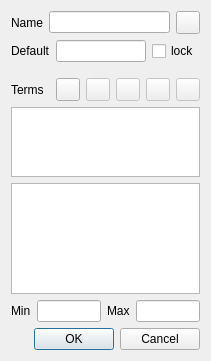
Before: the Qt Designer form qtfuzzylite/ui/Variable.ui in fuzzylite/fuzzylite, drawn with Qt 5.
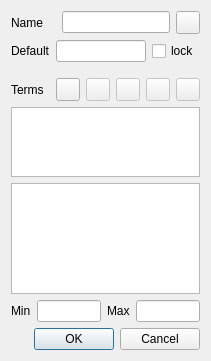
After: the same form once the commit is applied. Icons and pictures are not drawn. Custom widgets are drawn as their Qt base class.

Commit message: Fixed qt::Variable size

```diff
--- a/qtfuzzylite/ui/Variable.ui
+++ b/qtfuzzylite/ui/Variable.ui
@@ -19,6 +19,18 @@
     <verstretch>0</verstretch>
    </sizepolicy>
   </property>
+  <property name="minimumSize">
+   <size>
+    <width>211</width>
+    <height>361</height>
+   </size>
+  </property>
+  <property name="maximumSize">
+   <size>
+    <width>211</width>
+    <height>361</height>
+   </size>
+  </property>
   <property name="windowTitle">
    <string>Variable</string>
   </property>
@@ -38,7 +50,14 @@
         </widget>
        </item>
        <item>
-        <widget class="QLineEdit" name="led_name"/>
+        <widget class="QLineEdit" name="led_name">
+         <property name="sizePolicy">
+          <sizepolicy hsizetype="Preferred" vsizetype="Fixed">
+           <horstretch>0</horstretch>
+           <verstretch>0</verstretch>
+          </sizepolicy>
+         </property>
+        </widget>
        </item>
        <item>
         <widget class="QToolButton" name="btn_wizard">
```
Left out of the diff: 26 changed lines with no effect on the pictures. The commit also changes 6 other files.
